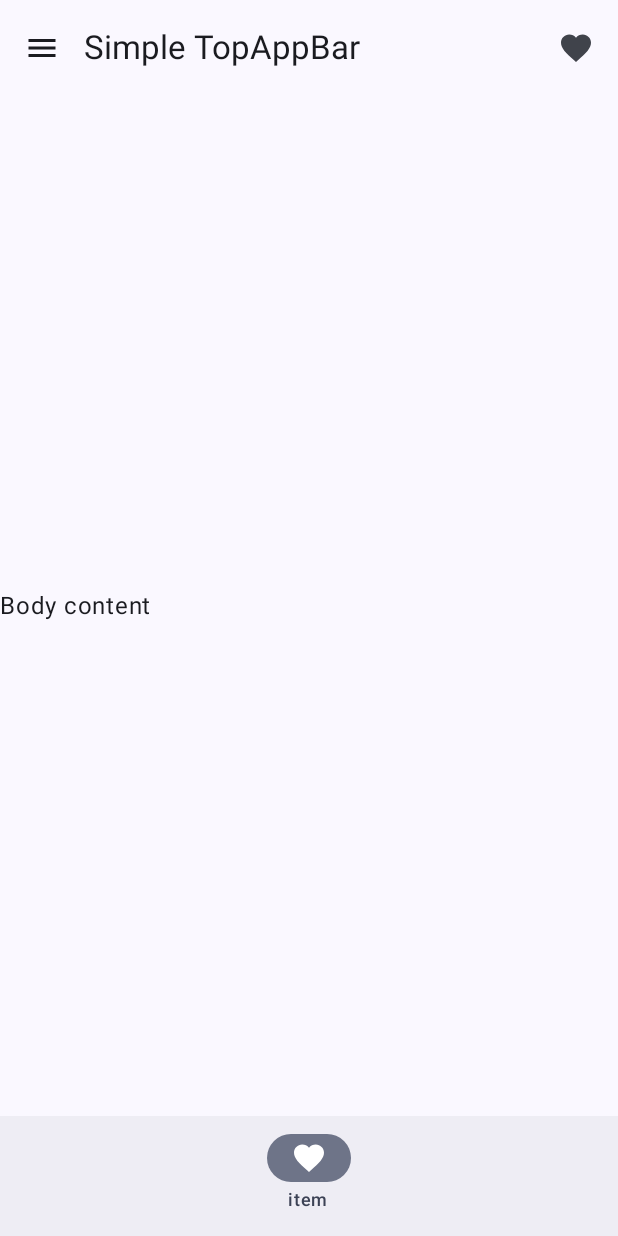
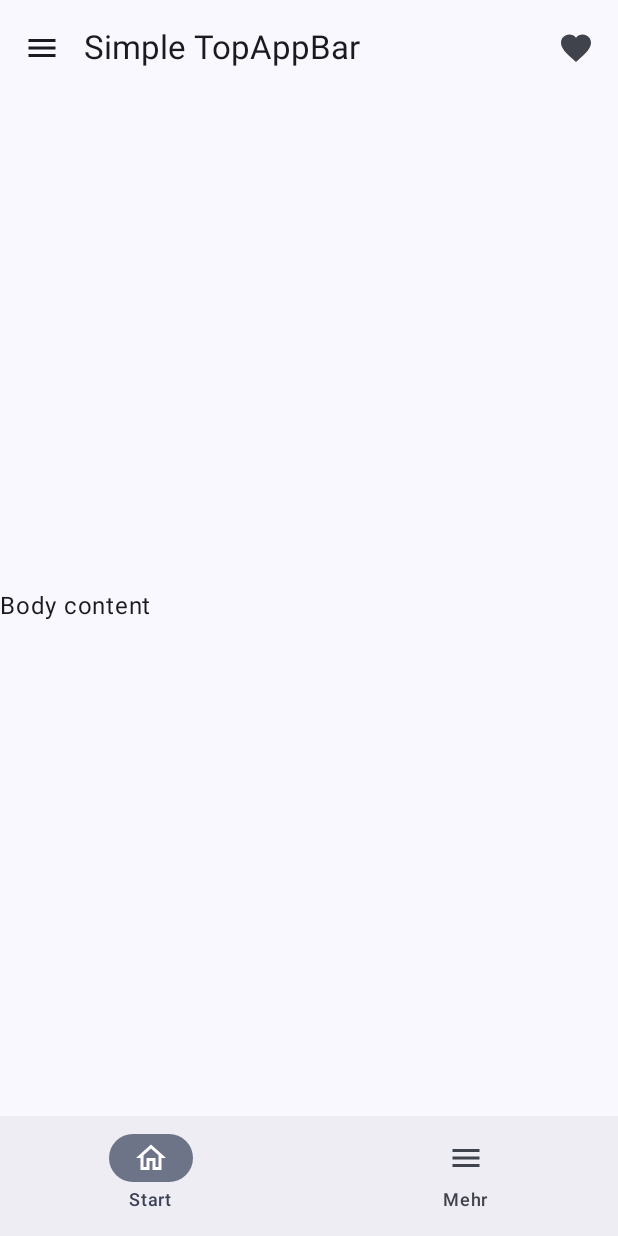
Before and after one commit to cieszynski/Ticus, an Android app built with Jetpack Compose: the screen it shows after launch (MainActivity), on a phone screen of 412 x 824 dp. Run offline under Robolectric (Android 15) with nearby library versions, the phone set to English and light mode, and no system bars; our stand-ins replace window size class.

```diff
--- a/app/src/main/java/de/cieszynski/ticus/MainActivity.kt
+++ b/app/src/main/java/de/cieszynski/ticus/MainActivity.kt
@@ -29,7 +29,7 @@ class MainActivity : ComponentActivity() {
         setContent {
             val windowSizeClass = calculateWindowSizeClass(this)
 
-            TicusApp(windowSizeClass)
+            TicusApp(windowSizeClass = windowSizeClass)
         }
     }
 }
--- /dev/null
+++ b/app/src/main/java/de/cieszynski/ticus/ui/NavigationItem.kt
@@ -0,0 +1,17 @@
+package de.cieszynski.ticus.ui
+
+import androidx.annotation.StringRes
+import androidx.compose.material.icons.Icons
+import androidx.compose.material.icons.outlined.Home
+import androidx.compose.material.icons.outlined.Menu
+import androidx.compose.ui.graphics.vector.ImageVector
+import de.cieszynski.ticus.R
+
+sealed class NavigationItem(
+    val route: String,
+    @StringRes val label: Int,
+    val icon: ImageVector
+) {
+    object Home : NavigationItem("home", R.string.label_home, Icons.Outlined.Home)
+    object Menu : NavigationItem("menu", R.string.label_menu, Icons.Outlined.Menu)
+}
--- a/app/src/main/java/de/cieszynski/ticus/ui/TicusApp.kt
+++ b/app/src/main/java/de/cieszynski/ticus/ui/TicusApp.kt
@@ -12,7 +12,10 @@ import androidx.compose.material3.windowsizeclass.ExperimentalMaterial3WindowSiz
 import androidx.compose.material3.windowsizeclass.WindowSizeClass
 import androidx.compose.material3.windowsizeclass.WindowWidthSizeClass
 import androidx.compose.runtime.Composable
+import androidx.compose.runtime.mutableStateOf
+import androidx.compose.runtime.saveable.rememberSaveable
 import androidx.compose.ui.Modifier
+import androidx.compose.ui.res.stringResource
 import androidx.compose.ui.tooling.preview.Preview
 import androidx.compose.ui.unit.DpSize
 import androidx.compose.ui.unit.dp
@@ -24,6 +27,10 @@ import de.cieszynski.ticus.ui.theme.TicusTheme
 fun TicusApp(windowSizeClass: WindowSizeClass) {
     TicusTheme {
         val isCompact = windowSizeClass.widthSizeClass == WindowWidthSizeClass.Compact
+        val navigationItem =
+            listOf(NavigationItem.Home, NavigationItem.Menu)//, MainSection.Favorite, MainSection.Chat, MainSection.Profile)
+
+        val selectedIndex = rememberSaveable { mutableStateOf(0) }
 
         Scaffold(
             topBar = {
@@ -52,18 +59,14 @@ fun TicusApp(windowSizeClass: WindowSizeClass) {
             bottomBar = {
                 if (isCompact) {
                     NavigationBar {
-                        NavigationBarItem(
-                            icon = {
-                                Icon(
-                                    Icons.Filled.Favorite,
-                                    contentDescription = null
-                                )
-                            },
-                            label = { Text("item") },
-                            selected = true, // selectedItem == index,
-                            onClick = { /*selectedItem = index*/ }
-                        )
-
+                        navigationItem.forEachIndexed { index, item ->
+                            NavigationBarItem(
+                                icon = { Icon(imageVector = item.icon, contentDescription = "") },
+                                label = { Text(stringResource(item.label)) },
+                                selected = selectedIndex.value == index,
+                                onClick = { selectedIndex.value = index}
+                            )
+                        }
                     }
                 }
             },
@@ -74,19 +77,16 @@ fun TicusApp(windowSizeClass: WindowSizeClass) {
                         .fillMaxSize()
                         .wrapContentSize()
                 ) {
-                    if(!isCompact) {
+                    if (!isCompact) {
                         NavigationRail {
-                            NavigationRailItem(
-                                icon = {
-                                    Icon(
-                                        Icons.Filled.Favorite,
-                                        contentDescription = null
-                                    )
-                                },
-                                label = { Text("item") },
-                                selected = true, // selectedItem == index,
-                                onClick = { /*selectedItem = index*/ }
-                            )
+                            navigationItem.forEachIndexed { index, item ->
+                                NavigationRailItem(
+                                    icon = { Icon(imageVector = item.icon, contentDescription = "") },
+                                    label = { Text(stringResource(item.label)) },
+                                    selected = selectedIndex.value == index,
+                                    onClick = { selectedIndex.value = index}
+                                )
+                            }
                         }
                     }
                     Text(
--- a/app/src/main/res/values/strings.xml
+++ b/app/src/main/res/values/strings.xml
@@ -1,3 +1,7 @@
 <resources>
     <string name="app_name">Ticus</string>
+    <!-- Navigation -->
+    <string name="label_home">Start</string>
+    <string name="label_menu">Mehr</string>
+
 </resources>
```
Also changed, not shown: app/src/main/java/de/cieszynski/ticus/ui/CompactScreen.kt (deleted, +0 -47 lines).
